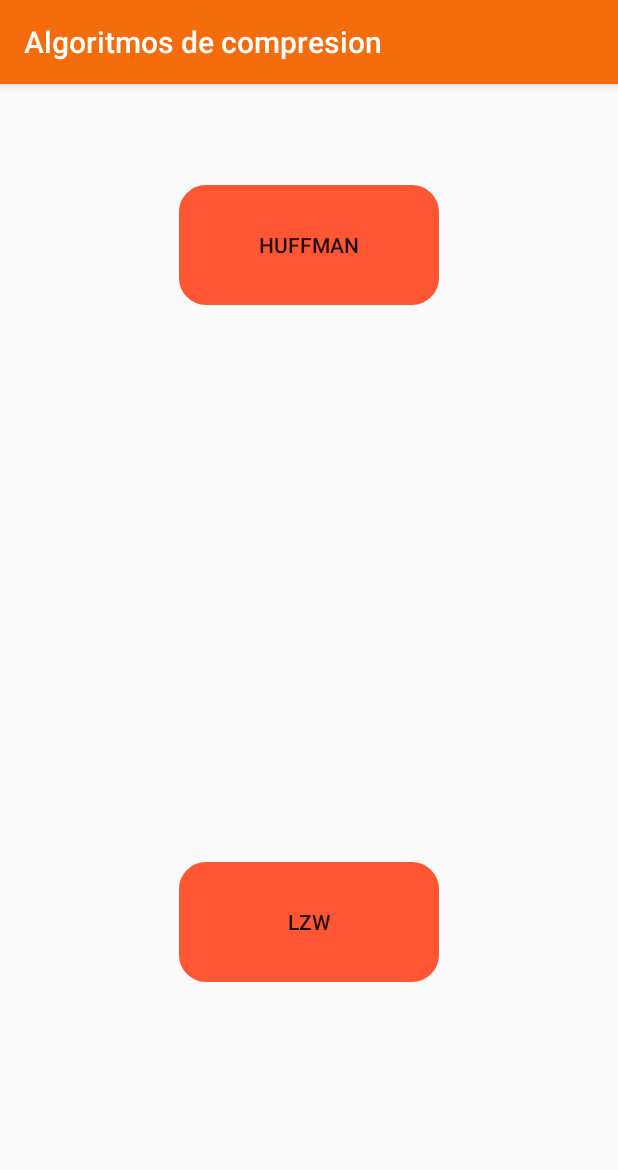
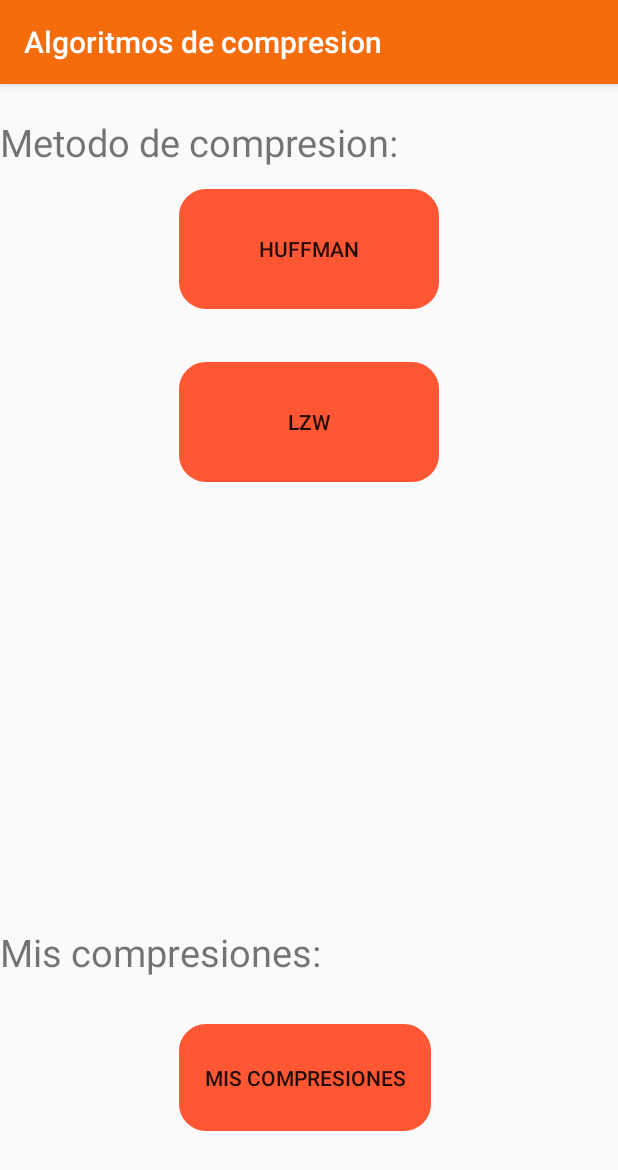
Before and after one commit to bkevin1052/Laboratorio2_ED2, an Android app: the screen it shows after launch (MainActivity), on a phone screen of 412 x 824 dp. Shown: the top 1170 px of the screen. Run offline under Robolectric (Android 15) with nearby library versions, the phone set to English and light mode, and no system bars.

Commit message:
lectura de archivo

```diff
--- a/app/build.gradle
+++ b/app/build.gradle
@@ -29,4 +29,5 @@ dependencies {
     testImplementation 'junit:junit:4.12'
     androidTestImplementation 'com.android.support.test:runner:1.0.2'
     androidTestImplementation 'com.android.support.test.espresso:espresso-core:3.0.2'
+    implementation 'com.android.support:recyclerview-v7:28.0.0-alpha1'
 }
--- a/app/src/main/java/com/laboratoriodos/kevin/laboratorio2_ed2/FilesActivity.java
+++ b/app/src/main/java/com/laboratoriodos/kevin/laboratorio2_ed2/FilesActivity.java
@@ -22,6 +22,7 @@ import java.io.FileReader;
 import java.io.IOException;
 import java.io.InputStream;
 import java.io.InputStreamReader;
+import java.net.URI;
 
 public class FilesActivity extends AppCompatActivity {
 
@@ -35,7 +36,7 @@ public class FilesActivity extends AppCompatActivity {
         setContentView(R.layout.activity_files);
 
         elegirArchivo = (Button) findViewById(R.id.btnElegirArchivo);
-        contenido = (TextView) findViewById(R.id.textViewContenio);
+        contenido = (TextView) findViewById(R.id.textViewContenido);
 
         elegirArchivo.setOnClickListener(view -> {
 
@@ -59,8 +60,8 @@ public class FilesActivity extends AppCompatActivity {
             case PICK_CHOOSE_FILE:
                 if (resultCode == RESULT_OK) {
                     if (data != null) {
-                        Uri uri = data.getData();
-                        String path = uri.getPath();
+                        Uri uri  = data.getData();
+                        String path = Environment.getExternalStorageDirectory() + "/" +uri.getPathSegments().get(0)+"s/"+"dataejemplo.txt";
                         lecturaArchivo(path);
                     } else {
                         Toast.makeText(getApplicationContext(), "ERROR AL LEER EL ARCHIVO", Toast.LENGTH_SHORT).show();
@@ -85,6 +86,7 @@ public class FilesActivity extends AppCompatActivity {
     }
 
     private String lecturaArchivo(String path){
+
         File archivo = new File(path);
         StringBuilder texto = new StringBuilder();
         try{
--- a/app/src/main/java/com/laboratoriodos/kevin/laboratorio2_ed2/MainActivity.java
+++ b/app/src/main/java/com/laboratoriodos/kevin/laboratorio2_ed2/MainActivity.java
@@ -9,8 +9,7 @@ import java.io.File;
 
 public class MainActivity extends AppCompatActivity {
 
-    Button btnHuffman;
-    Button btnLZW;
+    Button btnHuffman, btnLZW,btnMisCompresiones;
 
     @Override
     protected void onCreate(Bundle savedInstanceState) {
@@ -19,6 +18,7 @@ public class MainActivity extends AppCompatActivity {
 
         btnHuffman = (Button)findViewById(R.id.btnHuffman);
         btnLZW = (Button)findViewById(R.id.btnLzw);
+        btnMisCompresiones = (Button)findViewById(R.id.btnMisCompresiones);
 
         btnHuffman.setOnClickListener(view ->{
             startActivity(new Intent(getApplicationContext(), FilesActivity.class));
@@ -27,5 +27,9 @@ public class MainActivity extends AppCompatActivity {
         btnLZW.setOnClickListener(view ->{
             startActivity(new Intent(getApplicationContext(),FilesActivity.class));
         });
+
+        btnMisCompresiones.setOnClickListener(view ->{
+            startActivity(new Intent(getApplicationContext(),ListFilesActivity.class));
+        });
     }
 }
--- a/app/src/main/res/layout/activity_files.xml
+++ b/app/src/main/res/layout/activity_files.xml
@@ -19,7 +19,7 @@
         android:text="Elegir Archivo" />
 
     <TextView
-        android:id="@+id/textViewContenio"
+        android:id="@+id/textViewContenido"
         android:layout_width="wrap_content"
         android:layout_height="wrap_content"
         android:layout_alignParentStart="true"
--- a/app/src/main/res/layout/activity_list_files.xml
+++ b/app/src/main/res/layout/activity_list_files.xml
@@ -7,4 +7,11 @@
     android:layout_height="match_parent"
     tools:context=".ListFilesActivity">
 
+    <android.support.v7.widget.RecyclerView
+        android:layout_width="match_parent"
+        android:layout_height="match_parent"
+        android:layout_alignParentStart="true"
+        android:layout_alignParentTop="true"
+        android:layout_marginStart="56dp"
+        android:layout_marginTop="151dp" />
 </RelativeLayout>
--- a/app/src/main/res/layout/activity_main.xml
+++ b/app/src/main/res/layout/activity_main.xml
@@ -13,19 +13,50 @@
         android:layout_height="80dp"
         android:layout_alignParentTop="true"
         android:layout_centerHorizontal="true"
-        android:layout_marginTop="67dp"
-        android:text="HUFFMAN"
+        android:layout_marginTop="70dp"
+        android:background="@drawable/button_color"
         android:backgroundTint="#FF5733"
-        android:background="@drawable/button_color"/>
+        android:text="HUFFMAN" />
 
     <Button
         android:id="@+id/btnLzw"
         android:layout_width="173dp"
         android:layout_height="80dp"
+        android:layout_alignParentTop="true"
+        android:layout_centerHorizontal="true"
+        android:layout_marginTop="185dp"
+        android:background="@drawable/button_color"
+        android:backgroundTint="#FF5733"
+        android:text="LZW" />
+
+    <TextView
+        android:id="@+id/textView"
+        android:layout_width="325dp"
+        android:layout_height="wrap_content"
+        android:layout_alignParentStart="true"
+        android:layout_alignParentTop="true"
+        android:layout_marginTop="21dp"
+        android:text="Metodo de compresion:"
+        android:textSize="25dp" />
+
+    <TextView
+        android:id="@+id/textView2"
+        android:layout_width="wrap_content"
+        android:layout_height="wrap_content"
         android:layout_alignParentBottom="true"
-        android:layout_centerHorizontal="true"
-        android:layout_marginBottom="169dp"
-        android:text="LZW"
+        android:layout_alignParentStart="true"
+        android:layout_marginBottom="172dp"
+        android:text="Mis compresiones:"
+        android:textSize="25dp" />
+
+    <Button
+        android:id="@+id/btnMisCompresiones"
+        android:layout_width="168dp"
+        android:layout_height="71dp"
+        android:layout_alignParentBottom="true"
+        android:layout_alignStart="@+id/btnHuffman"
+        android:layout_marginBottom="70dp"
+        android:background="@drawable/button_color"
         android:backgroundTint="#FF5733"
-        android:background="@drawable/button_color"/>
+        android:text="Mis compresiones" />
 </RelativeLayout>
```
